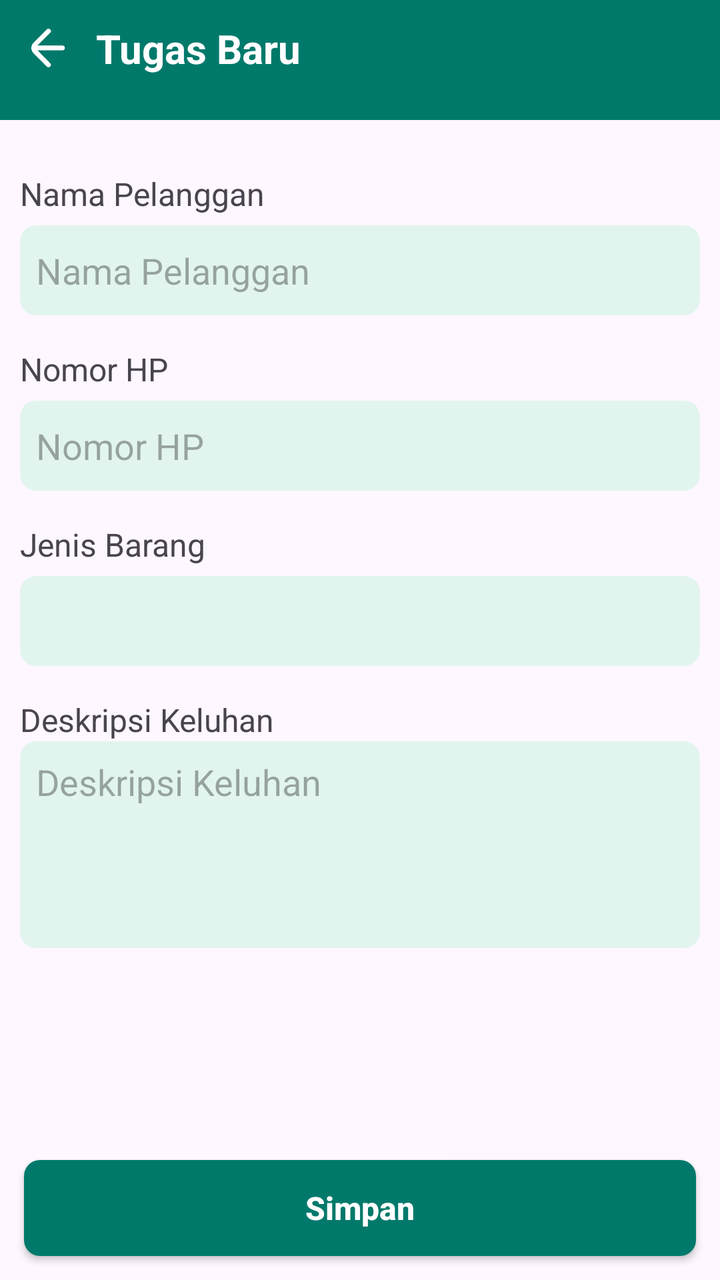
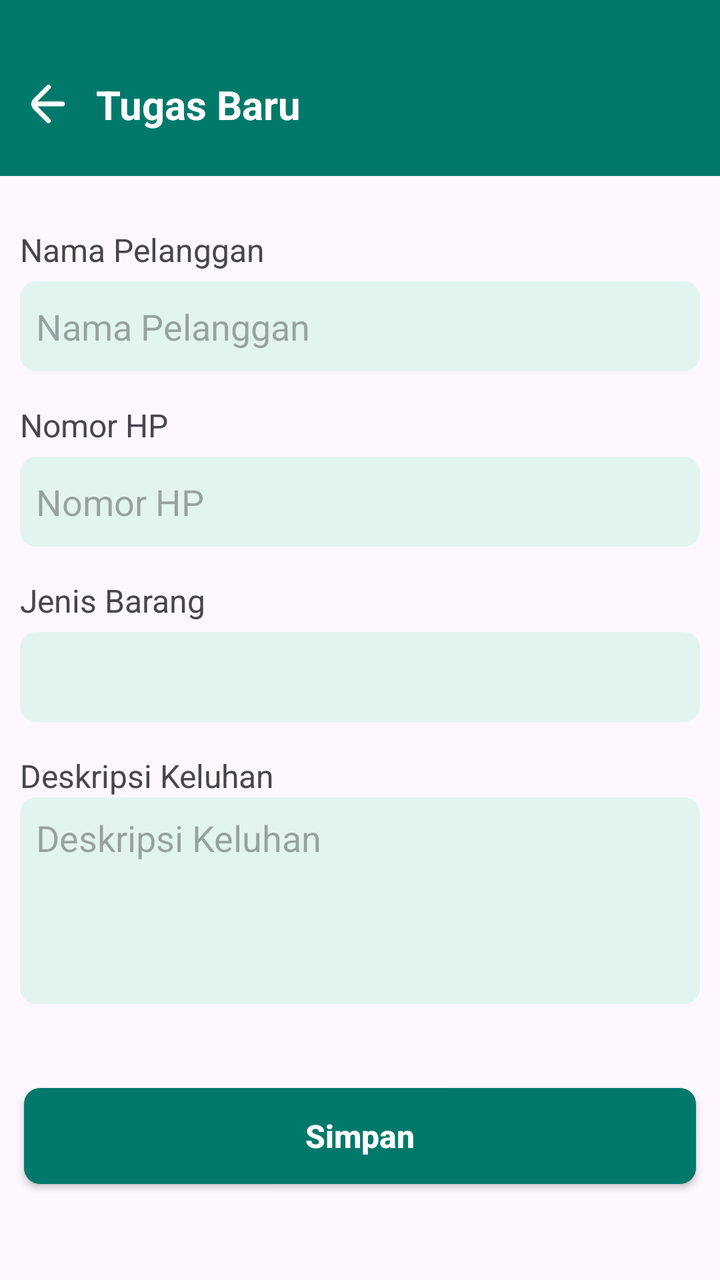

The first picture is an Android layout as it rendered before a commit; the second is the same layout after the commit. The layout source and the unified diff follow.
<!-- AndroidManifest.xml: application theme Theme.ServiceBook -->
<!-- res/layout/activity_add.xml -->
<?xml version="1.0" encoding="utf-8"?>
<androidx.constraintlayout.widget.ConstraintLayout xmlns:android="http://schemas.android.com/apk/res/android"
    xmlns:app="http://schemas.android.com/apk/res-auto"
    android:layout_width="match_parent"
    android:layout_height="match_parent">

    <androidx.constraintlayout.widget.ConstraintLayout
        android:id="@+id/cl_top_tugas_baru"
        android:layout_width="match_parent"
        android:layout_height="0dp"
        android:background="@color/mainColor"
        android:paddingBottom="12dp"
        app:layout_constraintTop_toTopOf="parent">

        <androidx.appcompat.widget.AppCompatImageView
            android:id="@+id/iv_kembali"
            android:layout_width="wrap_content"
            android:layout_height="wrap_content"
            android:src="@drawable/back_arrow"
            android:layout_margin="12dp"
            app:layout_constraintBottom_toBottomOf="parent"
            app:layout_constraintStart_toStartOf="parent"
            app:layout_constraintTop_toTopOf="parent" />

        <androidx.appcompat.widget.AppCompatTextView
            android:id="@+id/tv_title_tambah"
            android:layout_width="wrap_content"
            android:layout_height="wrap_content"
            android:text="@string/txt_tugas_baru"
            android:textColor="@color/white"
            android:layout_marginStart="12dp"
            android:textSize="20sp"
            android:textStyle="bold"
            app:layout_constraintStart_toEndOf="@id/iv_kembali"
            app:layout_constraintTop_toTopOf="@id/iv_kembali"
            app:layout_constraintBottom_toBottomOf="@id/iv_kembali"/>
    </androidx.constraintlayout.widget.ConstraintLayout>

    <androidx.constraintlayout.widget.ConstraintLayout
        android:id="@+id/cl_form_tugas"
        android:layout_width="match_parent"
        android:layout_height="wrap_content"
        android:layout_marginTop="10dp"
        android:paddingHorizontal="10dp"
        app:layout_constraintStart_toStartOf="parent"
        app:layout_constraintTop_toBottomOf="@id/cl_top_tugas_baru">

        <androidx.appcompat.widget.AppCompatTextView
            android:id="@+id/tv_nama_pelanggan"
            android:layout_width="wrap_content"
            android:layout_height="wrap_content"
            android:layout_marginTop="16dp"
            android:text="@string/txt_nama_pelanggan"
            android:textSize="16sp"
            app:layout_constraintStart_toStartOf="parent"
            app:layout_constraintTop_toTopOf="parent" />

        <androidx.appcompat.widget.AppCompatEditText
            android:id="@+id/et_nama_pelanggan"
            android:layout_width="match_parent"
            android:layout_height="45dp"
            android:layout_marginTop="5dp"
            android:background="@drawable/bg_edit_text"
            android:hint="@string/txt_nama_pelanggan"
            android:imeOptions="actionGo"
            android:maxLines="1"
            android:paddingHorizontal="8dp"
            app:layout_constraintEnd_toEndOf="parent"
            app:layout_constraintStart_toStartOf="@id/tv_nama_pelanggan"
            app:layout_constraintTop_toBottomOf="@id/tv_nama_pelanggan" />

        <androidx.appcompat.widget.AppCompatTextView
            android:id="@+id/tv_nomor_hp"
            android:layout_width="wrap_content"
            android:layout_height="wrap_content"
            android:layout_marginTop="16dp"
            android:text="@string/txt_nomor_hp"
            android:textSize="16sp"
            app:layout_constraintStart_toStartOf="parent"
            app:layout_constraintTop_toBottomOf="@id/et_nama_pelanggan" />

        <androidx.appcompat.widget.AppCompatEditText
            android:id="@+id/et_nomor_hp"
            android:layout_width="match_parent"
            android:layout_height="45dp"
            android:layout_marginTop="5dp"
            android:background="@drawable/bg_edit_text"
            android:hint="@string/txt_nomor_hp"
            android:imeOptions="actionGo"
            android:maxLines="1"
            android:paddingHorizontal="8dp"
            app:layout_constraintEnd_toEndOf="parent"
            app:layout_constraintStart_toStartOf="@id/tv_nomor_hp"
            app:layout_constraintTop_toBottomOf="@id/tv_nomor_hp" />

        <androidx.appcompat.widget.AppCompatTextView
            android:id="@+id/tv_kategori"
            android:layout_width="wrap_content"
            android:layout_height="wrap_content"
            android:layout_marginTop="16dp"
            android:text="@string/txt_jenis_barang"
            android:textSize="16sp"
            app:layout_constraintStart_toStartOf="parent"
            app:layout_constraintTop_toBottomOf="@id/et_nomor_hp" />

        <androidx.appcompat.widget.AppCompatSpinner
            android:id="@+id/spinner_jenis_barang"
            android:layout_width="match_parent"
            android:layout_height="45dp"
            android:layout_marginTop="5dp"
            android:background="@drawable/bg_edit_text"
            android:paddingHorizontal="8dp"
            android:textAlignment="textStart"
            android:textSize="16sp"
            app:layout_constraintEnd_toEndOf="parent"
            app:layout_constraintStart_toStartOf="parent"
            app:layout_constraintTop_toBottomOf="@id/tv_kategori" />

        <androidx.appcompat.widget.AppCompatTextView
            android:id="@+id/tv_deskripsi"
            android:layout_width="wrap_content"
            android:layout_height="wrap_content"
            android:layout_marginTop="16dp"
            android:text="@string/txt_deskripsi_keluhan"
            android:textSize="16sp"
            app:layout_constraintStart_toStartOf="parent"
            app:layout_constraintTop_toBottomOf="@id/spinner_jenis_barang" />

        <androidx.appcompat.widget.AppCompatEditText
            android:id="@+id/et_deskripsi"
            android:layout_width="match_parent"
            android:layout_height="wrap_content"
            android:background="@drawable/bg_edit_text"
            android:ellipsize="none"
            android:gravity="top|start"
            android:hint="@string/txt_deskripsi_keluhan"
            android:inputType="textMultiLine"
            android:lines="4"
            android:overScrollMode="always"
            android:padding="8dp"
            android:paddingHorizontal="8dp"
            android:scrollbars="vertical"
            android:scrollHorizontally="false"
            app:layout_constraintEnd_toEndOf="parent"
            app:layout_constraintStart_toStartOf="@id/tv_nomor_hp"
            app:layout_constraintTop_toBottomOf="@id/tv_deskripsi" />


    </androidx.constraintlayout.widget.ConstraintLayout>

    <androidx.appcompat.widget.AppCompatButton
        android:id="@+id/btn_simpan"
        android:layout_width="match_parent"
        android:layout_height="wrap_content"
        android:layout_marginHorizontal="12dp"
        android:layout_marginBottom="12dp"
        android:background="@drawable/bg_button_rect"
        android:text="@string/txt_simpan"
        android:textAllCaps="false"
        android:textColor="@color/white"
        android:textSize="16sp"
        android:textStyle="bold"
        app:layout_constraintBottom_toBottomOf="parent" />
</androidx.constraintlayout.widget.ConstraintLayout>
<!-- resources referenced by this layout -->
<resources>
  <color name="mainColor">#00796B</color>
  <color name="white">#FFFFFFFF</color>
  <!-- drawable back_arrow (drawable) -->
  <vector xmlns:android="http://schemas.android.com/apk/res/android" android:height="24dp" android:viewportHeight="200" android:viewportWidth="200" android:width="24dp">
        
      <path android:fillColor="@color/white" android:pathData="M160,89.75H56l53,-53a9.67,9.67 0,0 0,0 -14,9.67 9.67,0 0,0 -14,0l-56,56a30.18,30.18 0,0 0,-8.5 18.5c0,1 -0.5,1.5 -0.5,2.5a6.34,6.34 0,0 0,0.5 3,31.47 31.47,0 0,0 8.5,18.5l56,56a9.9,9.9 0,0 0,14 -14l-52.5,-53.5H160a10,10 0,0 0,0 -20Z"/>
      
  </vector>
  <!-- drawable bg_button_rect (drawable) -->
  <?xml version="1.0" encoding="utf-8"?>
  <shape xmlns:android="http://schemas.android.com/apk/res/android"
      android:shape="rectangle">
      <solid android:color="@color/mainColor" />
      <corners android:radius="8dp"/>
  </shape>
  <!-- drawable bg_edit_text (drawable) -->
  <?xml version="1.0" encoding="utf-8"?>
  <shape xmlns:android="http://schemas.android.com/apk/res/android"
      android:shape="rectangle">
      <solid android:color="@color/colorInputBackground" />
      <corners android:radius="8dp" />
  </shape>
  <string name="txt_deskripsi_keluhan">Deskripsi Keluhan</string>
  <string name="txt_jenis_barang">Jenis Barang</string>
  <string name="txt_nama_pelanggan">Nama Pelanggan</string>
  <string name="txt_nomor_hp">Nomor HP</string>
  <string name="txt_simpan">Simpan</string>
  <string name="txt_tugas_baru">Tugas Baru</string>
  <style name="Theme.ServiceBook" parent="Base.Theme.ServiceBook" />
  <color name="colorInputBackground">#E1F5EE</color>
  <style name="Base.Theme.ServiceBook" parent="Theme.Material3.DayNight.NoActionBar">
          
          
      </style>
</resources>

<!-- the commit's change to res/layout/activity_add.xml (unified diff, before → after) -->
@@ -10,6 +10,7 @@
         android:layout_height="0dp"
         android:background="@color/mainColor"
         android:paddingBottom="12dp"
+        android:paddingTop="28dp"
         app:layout_constraintTop_toTopOf="parent">
 
         <androidx.appcompat.widget.AppCompatImageView
@@ -153,7 +154,7 @@
         android:layout_width="match_parent"
         android:layout_height="wrap_content"
         android:layout_marginHorizontal="12dp"
-        android:layout_marginBottom="12dp"
+        android:layout_marginBottom="48dp"
         android:background="@drawable/bg_button_rect"
         android:text="@string/txt_simpan"
         android:textAllCaps="false"
<!-- resource entries referenced after the edit -->
@@ -30,7 +30,7 @@
   <string name="txt_tugas_baru">Tugas Baru</string>
   <style name="Theme.ServiceBook" parent="Base.Theme.ServiceBook" />
   <color name="colorInputBackground">#E1F5EE</color>
-  <style name="Base.Theme.ServiceBook" parent="Theme.Material3.DayNight.NoActionBar">
+  <style name="Base.Theme.ServiceBook" parent="Theme.Material3.Light.NoActionBar">
           
           
       </style>
